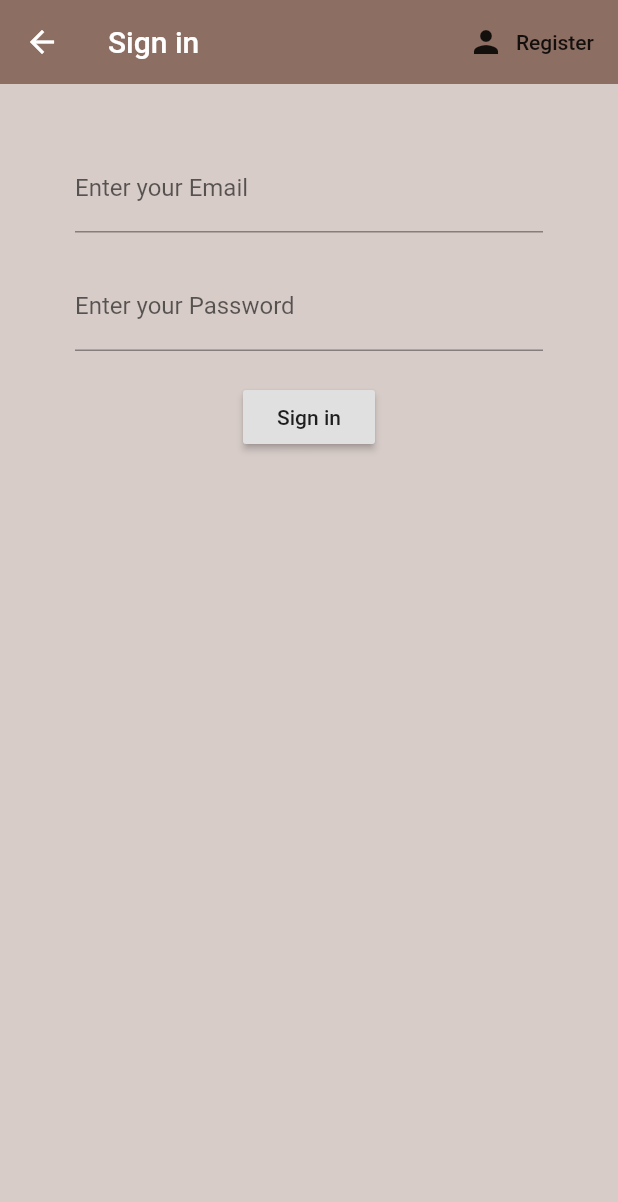
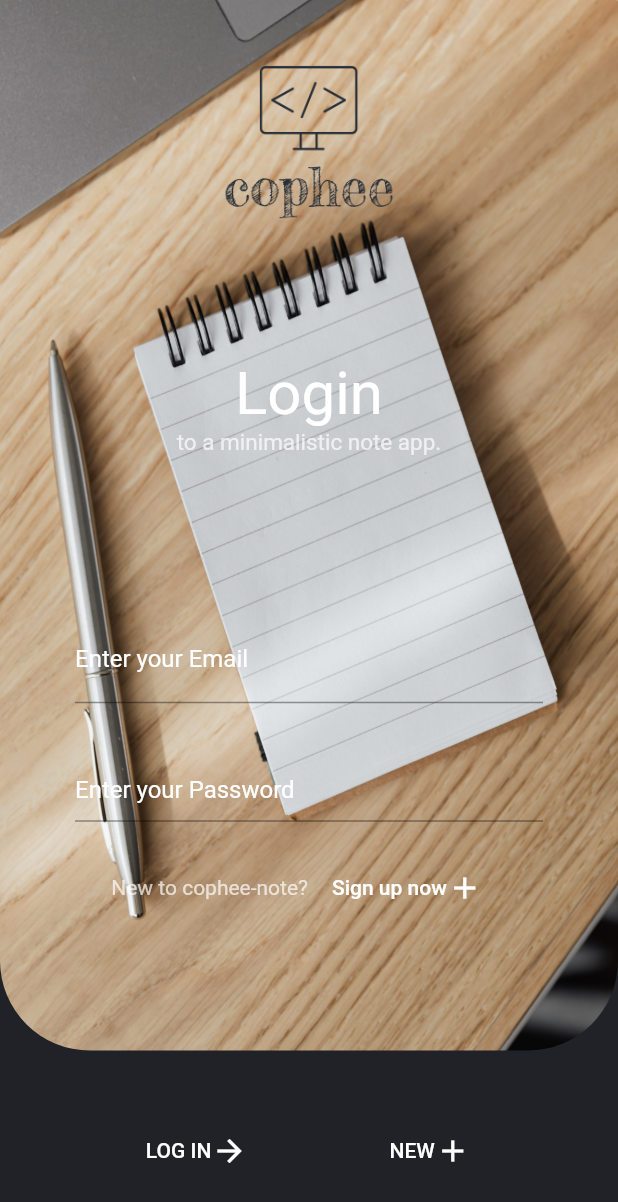
Before and after one commit to powerbuilder1/TodoApp, a Flutter app: the screen it shows after launch, after a tap on "LOG IN", on a phone screen of 412 x 824 dp. Shown: the top 1202 px of the screen. Run offline on Flutter 3.47's test engine with Material 2 defaults, Android fonts, the phone set to English and light mode, and no system bars; our stand-ins replace cloud_firestore, firebase_auth, firebase_core, flutter_slidable, flutter_spinkit; accounts and stored records are empty.

Commit message:
redesign login screen

```diff
--- a/todoApp/lib/screens/authenticate/sign_in.dart
+++ b/todoApp/lib/screens/authenticate/sign_in.dart
@@ -1,4 +1,5 @@
 import 'package:flutter/material.dart';
+import 'package:todoApp/models/global.dart';
 import 'package:todoApp/services/auth.dart';
 import 'package:todoApp/shared/loading.dart';
 
@@ -23,50 +24,35 @@ class _SignInState extends State<SignIn> {
 
   @override
   Widget build(BuildContext context) {
+
+    final mq  = MediaQuery.of(context).size;
+
     return loading ? Loading() : Scaffold(
-      backgroundColor: Colors.brown[100],
-      appBar: AppBar(
-        backgroundColor: Colors.brown[400],
-        elevation: 0.0,
-        title: Text('Sign in'),
-        actions: [
-          FlatButton.icon(
-            icon: Icon(Icons.person),
-            label: Text('Register'),
-            onPressed: () => widget.toggleView(),
+        body: Stack(
+          children: [
+            Container(
+              color: darkGreyColor,
+              child: Container(
+                padding: EdgeInsets.only(bottom: mq.height * 0.04),
+                alignment: Alignment.bottomCenter,
+                child: Row(
+                  mainAxisAlignment: MainAxisAlignment.center,
+                  children: [
+                    FlatButton(
+                      child: Row(
+                        children: [
+                          Text(
+                            'LOG IN',
+                            style: TextStyle(
+                              color: Colors.white,
                             )
+                            ),
+                          Icon(
+                            Icons.arrow_forward,
+                            color: Colors.white,
+                            ),
                         ],
                       ),
-      body: Container(
-        padding: EdgeInsets.symmetric(vertical: 20.0, horizontal: 50.0),
-        child: Form(
-          key: _formKey,
-          child: Column(
-            children: [
-              SizedBox(height: 20.0),
-              TextFormField(
-                decoration: InputDecoration(
-                  labelText: 'Enter your Email',
-                ),
-                validator: (val) => val.isEmpty ? 'Enter an email' : null,
-                onChanged: (val) {
-                   setState(() => email = val);
-                }
-              ),
-              SizedBox(height: 20.0),
-              TextFormField(
-                obscureText: true,
-                decoration: InputDecoration(
-                  labelText: 'Enter your Password',
-                ),
-                validator: (val) => val.length < 6 ? 'Password min. 6 chars' : null,
-                onChanged: (val) {
-                  setState(() => password = val);
-                }
-              ),
-              SizedBox(height: 20.0),
-              RaisedButton(
-                child: Text('Sign in'),
                       onPressed: () async {
                           if(_formKey.currentState.validate()){
                             setState(() {
@@ -81,11 +67,153 @@ class _SignInState extends State<SignIn> {
                             }
                           }
                         }
+                    ),
+                    SizedBox(width: mq.width * 0.15),
+                    FlatButton(
+                      child: Row(
+                        children: [
+                          Text(
+                            'NEW',
+                            style: TextStyle(
+                                color: Colors.white,
+                              )
+                            ),
+                          Icon(
+                            Icons.add,
+                            color: Colors.white,
+                            ),
+                        ],
+                      ),
+                      onPressed: () {
+                        // Navigator.push(context, MaterialPageRoute(builder: (context) => Authenticate(showSignIn: false)));
+                        widget.toggleView();
+                      },
+                    ),
+                  ],
+                ),
+              ),
+            ),
+            SingleChildScrollView(
+              child: Container(
+                height: mq.height * 0.85,
+                decoration: BoxDecoration(
+                  image: DecorationImage(
+                    // Bild von fotografierende auf Pixabay
+                    image: AssetImage('assets/login1.jpg'),
+                    fit: BoxFit.fill,
+                  ),
+                  borderRadius: BorderRadius.only(
+                    bottomLeft: Radius.circular(60.0),
+                    bottomRight: Radius.circular(60.0)
+                  )
+                ),
+                child: Container(
+                  child: Column(
+                    children: [
+                      SizedBox(height: mq.height * 0.04),
+                      Container(
+                        height: mq.height * 0.15,
+                        decoration: BoxDecoration(
+                          image: DecorationImage(
+                            image: AssetImage('assets/logo.png'),
+                            fit: BoxFit.contain,
+                          )
+                        ),
+                      ),
+                      SizedBox(height: mq.height * 0.1),
+                      Text(
+                        'Login',
+                        style: TextStyle(
+                          fontSize: 40.0,
+                          color: Colors.white,
+                          decoration: TextDecoration.none,
+                        ),
+                      ),
+                      Text(
+                        'to a minimalistic note app.',
+                        style: TextStyle(
+                          fontSize: 15,
+                          color: Colors.white70,
+                          decoration: TextDecoration.none,
+                        ),
+                      ),
+                      SizedBox(height: mq.height * 0.08,),
+                      Container(
+                        padding: EdgeInsets.symmetric(vertical: 20.0, horizontal: 50.0),
+                        child: Form(
+                          key: _formKey,
+                          child: Column(
+                            children: [
+                              SizedBox(height: 20.0),
+                              TextFormField(
+                                decoration: InputDecoration(
+                                  labelText: 'Enter your Email',
+                                  labelStyle: TextStyle(
+                                    color: Colors.white,
+                                  ),
+                                ),
+                                validator: (val) => val.isEmpty ? 'Enter an email' : null,
+                                onChanged: (val) {
+                                  setState(() => email = val);
+                                }
+                              ),
+                              SizedBox(height: 20.0),
+                              TextFormField(
+                                obscureText: true,
+                                decoration: InputDecoration(
+                                  labelText: 'Enter your Password',
+                                  labelStyle: TextStyle(
+                                    color: Colors.white,
+                                  ),
+                                  alignLabelWithHint: true,
+                                ),
+                                validator: (val) => val.length < 6 ? 'Password min. 6 chars' : null,
+                                onChanged: (val) {
+                                  setState(() => password = val);
+                                }
+                              ),
+                            ],
+                          ),
+                        ),
+                      ),
+                      Row(
+                        mainAxisAlignment: MainAxisAlignment.center,
+                        children: [
+                          Text(
+                            'New to cophee-note?',
+                            style: TextStyle(
+                              color: Colors.white70
+                            ),
+                            ),
+                          FlatButton(
+                            child: Row(
+                              children: [
+                                Text(
+                                  'Sign up now',
+                                  style: TextStyle(
+                                      color: Colors.white,
+                                  )
+                                  ),
+                                Icon(
+                                  Icons.add,
+                                  color: Colors.white,
+                                ),
+                              ],
+                            ),
+                            onPressed: () {
+                              // Navigator.push(context, MaterialPageRoute(builder: (context) => Authenticate(showSignIn: false)));
+                              widget.toggleView();
+                            },
+                          ),
+                        ],
                       )
                    ],
                   ),
                 ),
               ),
+            ),
+          ],
+        ),
 );
   }
 }
--- a/todoApp/lib/screens/index/index.dart
+++ b/todoApp/lib/screens/index/index.dart
@@ -14,6 +14,7 @@ class _IndexState extends State<Index> {
 
   @override
   Widget build(BuildContext context) {
+
 
     final mq = MediaQuery.of(context).size;
 
@@ -75,6 +76,7 @@ class _IndexState extends State<Index> {
               height: mq.height * 0.85,
               decoration: BoxDecoration(
                 image: DecorationImage(
+                  // Bild von fotografierende auf Pixabay
                   image: AssetImage('assets/index1.jpg'),
                   fit: BoxFit.fill,
                 ),
@@ -106,7 +108,7 @@ class _IndexState extends State<Index> {
                       ),
                     ),
                     Text(
-                      'to an minimalistic note app.',
+                      'to a minimalistic note app.',
                       style: TextStyle(
                         fontSize: 15,
                         color: Colors.white70,
```
Also changed, not shown: todoApp/assets/login.jpg (added), todoApp/assets/login1.jpg (added). Lines whose indentation alone changed are shown as unchanged.
